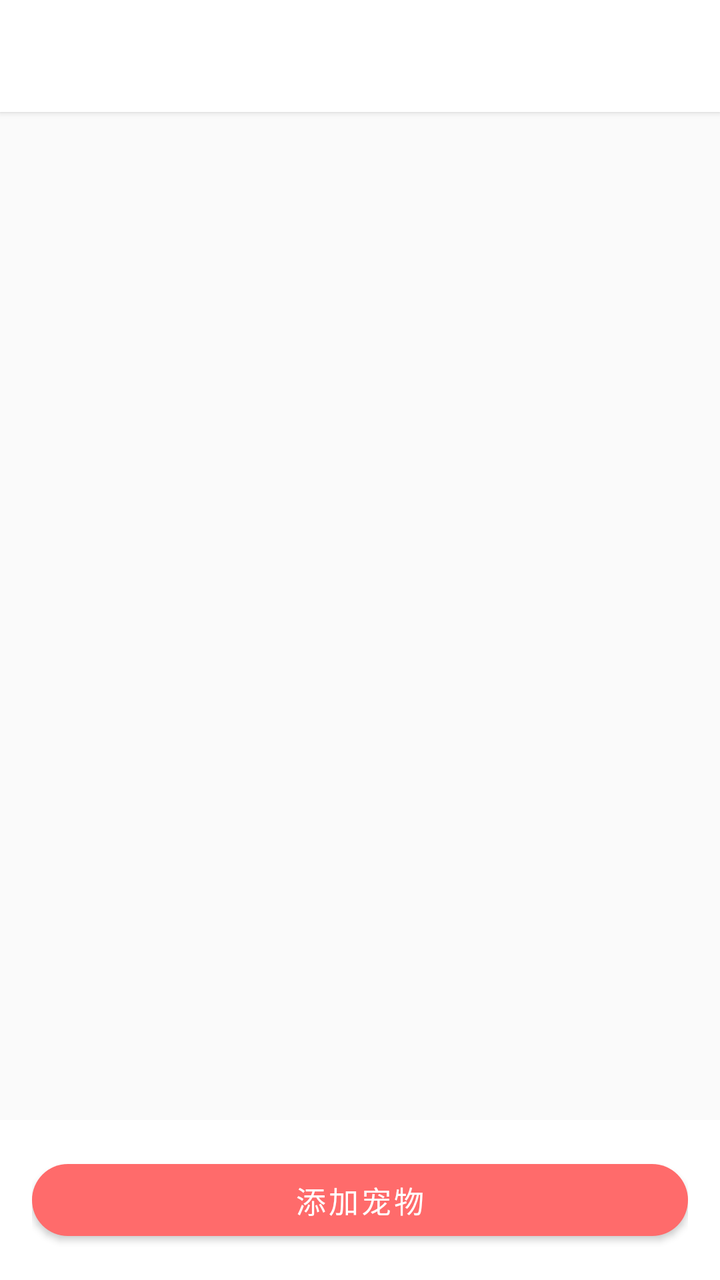
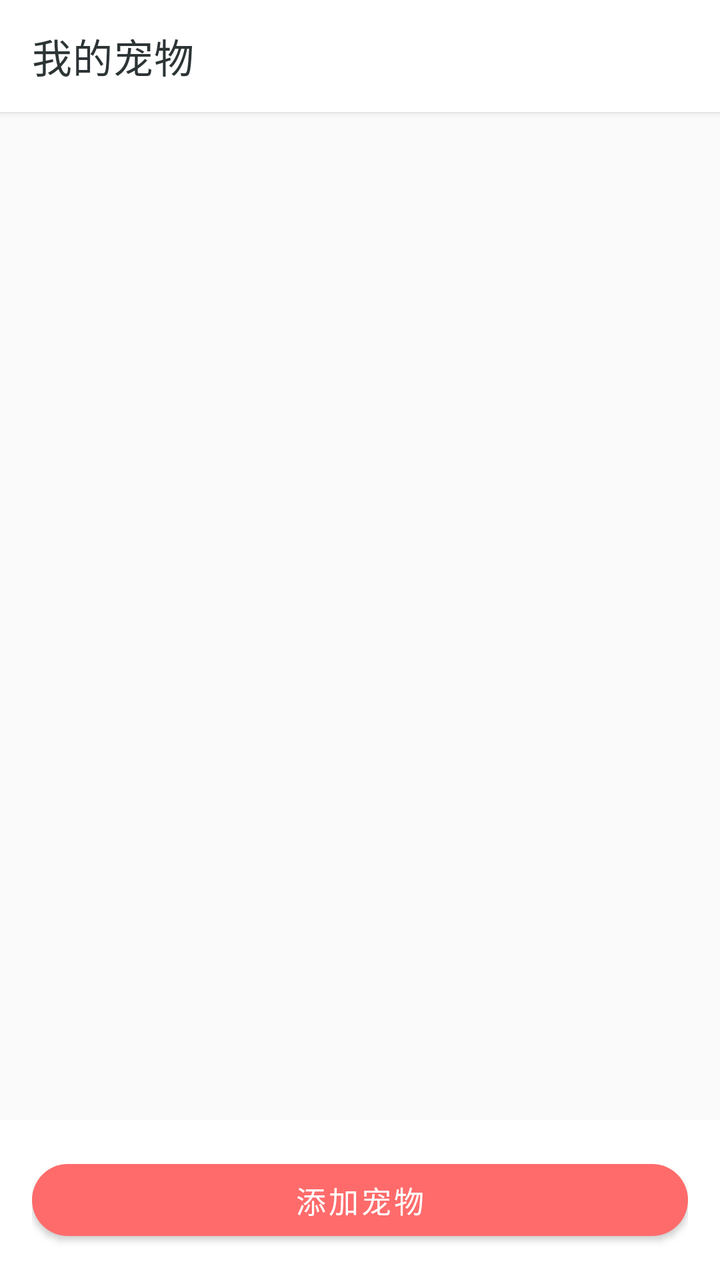

An Android layout rendered at two revisions. The XML below is the earlier revision; the diff shows what the commit changed to produce the second picture.
<!-- AndroidManifest.xml: activity theme AppTheme.NoActionBar -->
<!-- res/layout/activity_pet_list.xml -->
<?xml version="1.0" encoding="utf-8"?>
<LinearLayout xmlns:android="http://schemas.android.com/apk/res/android"
    xmlns:app="http://schemas.android.com/apk/res-auto"
    android:layout_width="match_parent"
    android:layout_height="match_parent"
    android:background="@color/colorBackground"
    android:orientation="vertical">

    <com.google.android.material.appbar.MaterialToolbar
        android:id="@+id/toolbar"
        android:layout_width="match_parent"
        android:layout_height="?attr/actionBarSize"
        android:background="@color/colorWhite"
        android:elevation="2dp"
        android:title="我的宠物"
        android:titleTextColor="@color/colorTextPrimary" />

    <FrameLayout
        android:layout_width="match_parent"
        android:layout_height="0dp"
        android:layout_weight="1">

        <androidx.recyclerview.widget.RecyclerView
            android:id="@+id/rv_pets"
            android:layout_width="match_parent"
            android:layout_height="match_parent"
            android:clipToPadding="false"
            android:padding="16dp" />

        <LinearLayout
            android:id="@+id/ll_empty"
            android:layout_width="match_parent"
            android:layout_height="match_parent"
            android:gravity="center"
            android:orientation="vertical"
            android:visibility="gone">

            <ImageView
                android:layout_width="88dp"
                android:layout_height="88dp"
                android:background="@drawable/bg_pet_photo"
                android:contentDescription="还没有宠物" />

            <TextView
                android:layout_width="wrap_content"
                android:layout_height="wrap_content"
                android:layout_marginTop="16dp"
                android:text="还没有添加宠物"
                android:textColor="@color/colorTextSecondary"
                android:textSize="15sp" />

            <TextView
                android:layout_width="wrap_content"
                android:layout_height="wrap_content"
                android:layout_marginTop="6dp"
                android:text="记下它的品种、体重和照片，随时查看"
                android:textColor="@color/colorTextLight"
                android:textSize="13sp" />
        </LinearLayout>
    </FrameLayout>

    <LinearLayout
        android:layout_width="match_parent"
        android:layout_height="wrap_content"
        android:background="@color/colorWhite"
        android:orientation="vertical"
        android:padding="16dp">

        <com.google.android.material.button.MaterialButton
            android:id="@+id/btn_add_pet"
            android:layout_width="match_parent"
            android:layout_height="48dp"
            android:text="添加宠物"
            android:textColor="@color/colorWhite"
            android:textSize="15sp"
            app:backgroundTint="@color/colorPrimary"
            app:cornerRadius="24dp" />
    </LinearLayout>

</LinearLayout>
<!-- resources referenced by this layout -->
<resources>
  <color name="colorBackground">#FAFAFA</color>
  <color name="colorPrimary">#FF6B6B</color>
  <color name="colorTextLight">#B2BEC3</color>
  <color name="colorTextPrimary">#2D3436</color>
  <color name="colorTextSecondary">#636E72</color>
  <color name="colorWhite">#FFFFFF</color>
  <!-- drawable bg_pet_photo (drawable) -->
  <?xml version="1.0" encoding="utf-8"?>
  <layer-list xmlns:android="http://schemas.android.com/apk/res/android">
      <item>
          <shape android:shape="oval">
              <gradient
                  android:angle="315"
                  android:endColor="#FF6B6B"
                  android:startColor="#FFB199"
                  android:type="linear" />
          </shape>
      </item>
      <item
          android:width="44dp"
          android:height="44dp"
          android:drawable="@drawable/ic_paw"
          android:gravity="center" />
  </layer-list>
  <style name="AppTheme.NoActionBar">
          <item name="windowActionBar">false</item>
          <item name="windowNoTitle">true</item>
          <item name="android:windowContentTransitions">true</item>
          <item name="android:windowAllowEnterTransitionOverlap">true</item>
          <item name="android:windowAllowReturnTransitionOverlap">true</item>
      </style>
  <!-- drawable ic_paw (drawable) -->
  <?xml version="1.0" encoding="utf-8"?>
  <vector xmlns:android="http://schemas.android.com/apk/res/android"
      android:width="24dp"
      android:height="24dp"
      android:viewportWidth="24"
      android:viewportHeight="24"
      android:tint="#FFFFFF">
      
      <path
          android:fillColor="@android:color/white"
          android:pathData="M8.5,13.5m-2.2,0a2.2,2.2 0,1 1,4.4 0a2.2,2.2 0,1 1,-4.4 0" />
      <path
          android:fillColor="@android:color/white"
          android:pathData="M15.5,13.5m-2.2,0a2.2,2.2 0,1 1,4.4 0a2.2,2.2 0,1 1,-4.4 0" />
      <path
          android:fillColor="@android:color/white"
          android:pathData="M4.2,8.2m-1.9,0a1.9,1.9 0,1 1,3.8 0a1.9,1.9 0,1 1,-3.8 0" />
      <path
          android:fillColor="@android:color/white"
          android:pathData="M19.8,8.2m-1.9,0a1.9,1.9 0,1 1,3.8 0a1.9,1.9 0,1 1,-3.8 0" />
      <path
          android:fillColor="@android:color/white"
          android:pathData="M12,15.2c-2.6,0 -4.7,1.7 -4.7,3.6 0,1.5 1.3,2.2 2.6,1.9 0.7,-0.2 1.4,-0.3 2.1,-0.3s1.4,0.1 2.1,0.3c1.3,0.3 2.6,-0.4 2.6,-1.9 0,-1.9 -2.1,-3.6 -4.7,-3.6z" />
  </vector>
</resources>

<!-- the commit's change to res/layout/activity_pet_list.xml (unified diff, before → after) -->
@@ -12,8 +12,8 @@
         android:layout_height="?attr/actionBarSize"
         android:background="@color/colorWhite"
         android:elevation="2dp"
-        android:title="我的宠物"
-        android:titleTextColor="@color/colorTextPrimary" />
+        app:title="我的宠物"
+        app:titleTextColor="@color/colorTextPrimary" />
 
     <FrameLayout
         android:layout_width="match_parent"
